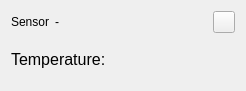
Qt form GUI/OWController/ds18b20.ui (igorf7/OWController) before a commit.
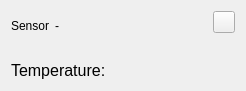
The same form after that commit. Icons and pictures are not drawn.

Diff of the .ui file:
```diff
--- a/GUI/OWController/ds18b20.ui
+++ b/GUI/OWController/ds18b20.ui
@@ -27,6 +27,9 @@
        <property name="text">
         <string>Sensor</string>
        </property>
+       <property name="alignment">
+        <set>Qt::AlignBottom|Qt::AlignLeading|Qt::AlignLeft</set>
+       </property>
       </widget>
      </item>
      <item>
@@ -34,6 +37,9 @@
        <property name="text">
         <string>-</string>
        </property>
+       <property name="alignment">
+        <set>Qt::AlignBottom|Qt::AlignLeading|Qt::AlignLeft</set>
+       </property>
       </widget>
      </item>
      <item>
@@ -92,6 +98,9 @@
        <property name="text">
         <string>Temperature:</string>
        </property>
+       <property name="alignment">
+        <set>Qt::AlignBottom|Qt::AlignLeading|Qt::AlignLeft</set>
+       </property>
       </widget>
      </item>
      <item>
```
Left out of the diff: 2 changed lines with no effect on the pictures.
